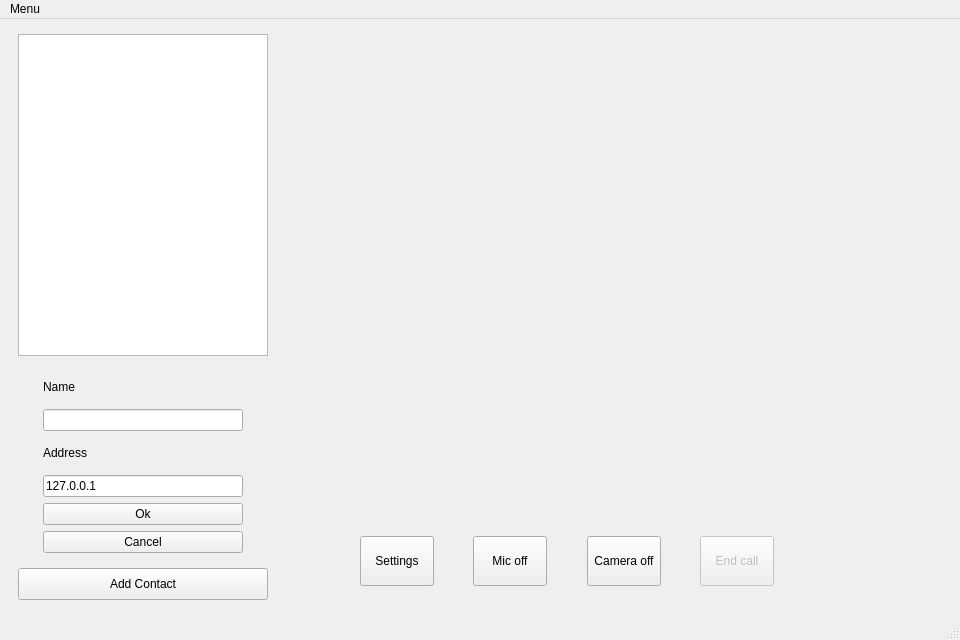
Before: the Qt Designer form ui/callwindow.ui in ultravideo/uvgComm, drawn with Qt 5.
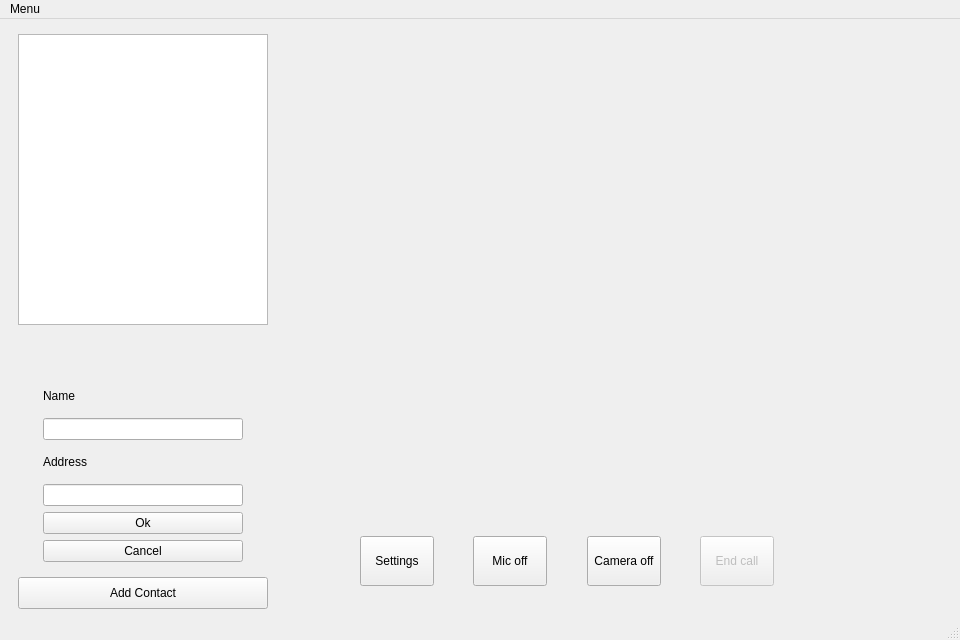
After: the same form once the commit is applied. Custom widgets are drawn as their Qt base class.

Commit message: Corrected alignment in the UI so the buttons are on the same level.

Patch:
```diff
--- a/ui/callwindow.ui
+++ b/ui/callwindow.ui
@@ -336,6 +336,9 @@
        <property name="topMargin">
         <number>0</number>
        </property>
+       <property name="bottomMargin">
+        <number>0</number>
+       </property>
        <item>
         <widget class="QListWidget" name="contactList">
          <property name="sizePolicy">
@@ -346,6 +349,22 @@
          </property>
         </widget>
        </item>
+       <item>
+        <spacer name="verticalSpacer">
+         <property name="orientation">
+          <enum>Qt::Vertical</enum>
+         </property>
+         <property name="sizeType">
+          <enum>QSizePolicy::Preferred</enum>
+         </property>
+         <property name="sizeHint" stdset="0">
+          <size>
+           <width>20</width>
+           <height>40</height>
+          </size>
+         </property>
+        </spacer>
+       </item>
        <item>
         <widget class="QWidget" name="Add_contact_widget" native="true">
          <property name="enabled">
@@ -386,7 +405,7 @@
              </size>
             </property>
             <property name="text">
-             <string>127.0.0.1</string>
+             <string/>
             </property>
            </widget>
           </item>
```
Left out of the diff: 6 changed lines with no effect on the pictures. The commit also changes 1 other file.
